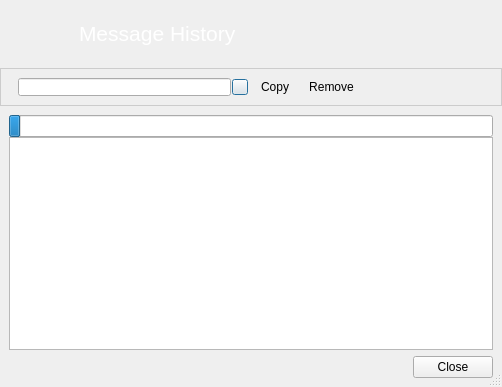
RetroShare/RetroShare, file retroshare-gui/src/gui/im_history/ImHistoryBrowser.ui: the form before one commit.
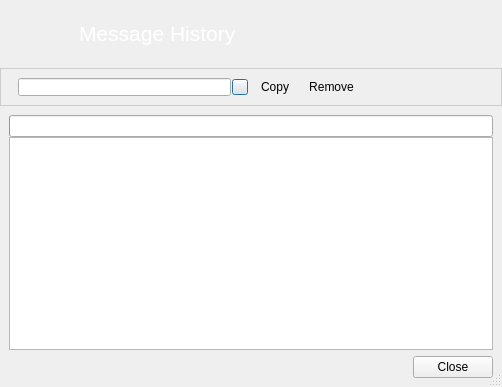
The form after the commit. Icons and pictures are not drawn.

The edit to the form file:
```diff
--- a/retroshare-gui/src/gui/im_history/ImHistoryBrowser.ui
+++ b/retroshare-gui/src/gui/im_history/ImHistoryBrowser.ui
@@ -289,7 +289,7 @@
         <number>1000</number>
        </property>
        <property name="value">
-        <number>24</number>
+        <number>0</number>
        </property>
        <property name="textVisible">
         <bool>false</bool>
```
